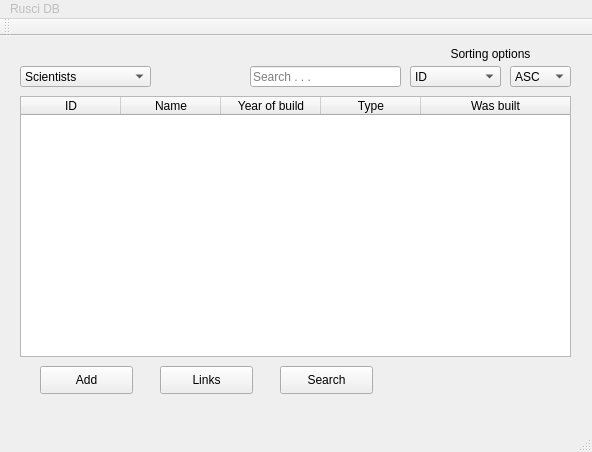
gudmundurb/H22, file mainwindow.ui: the form before one commit.
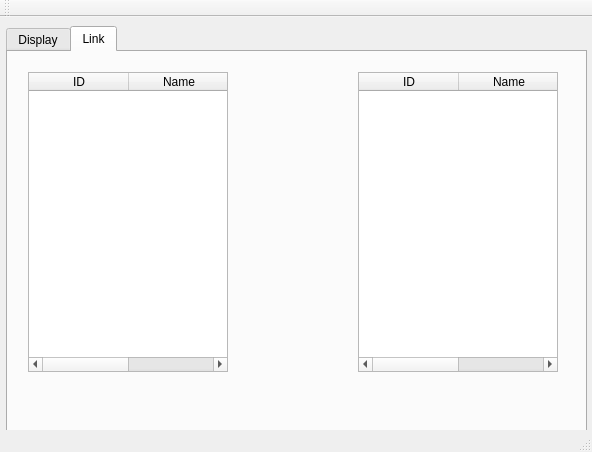
The form after the commit. Icons and pictures are not drawn.

Commit message: Ný síða link

Diff of the .ui file:
```diff
--- a/mainwindow.ui
+++ b/mainwindow.ui
@@ -24,118 +24,46 @@
     <normaloff>:/icons/computer2.png</normaloff>:/icons/computer2.png</iconset>
   </property>
   <widget class="QWidget" name="centralWidget">
-   <widget class="QPushButton" name="link_button">
+   <widget class="QTabWidget" name="tabWidget">
     <property name="geometry">
      <rect>
-      <x>160</x>
-      <y>330</y>
-      <width>93</width>
-      <height>28</height>
+      <x>6</x>
+      <y>9</y>
+      <width>581</width>
+      <height>411</height>
      </rect>
     </property>
-    <property name="text">
-     <string>Links</string>
+    <property name="toolTip">
+     <string>&lt;html&gt;&lt;head/&gt;&lt;body&gt;&lt;p&gt;Display information from the database.&lt;/p&gt;&lt;/body&gt;&lt;/html&gt;</string>
     </property>
-   </widget>
-   <widget class="QPushButton" name="add_button">
-    <property name="geometry">
-     <rect>
-      <x>40</x>
-      <y>330</y>
-      <width>93</width>
-      <height>28</height>
-     </rect>
+    <property name="currentIndex">
+     <number>1</number>
     </property>
-    <property name="text">
-     <string>Add</string>
-    </property>
-   </widget>
-   <widget class="QPushButton" name="search_button">
+    <widget class="QWidget" name="display_tab">
+     <attribute name="title">
+      <string>Display</string>
+     </attribute>
+     <widget class="QLabel" name="sort_label">
     <property name="geometry">
      <rect>
-      <x>280</x>
-      <y>330</y>
-      <width>93</width>
-      <height>28</height>
+        <x>400</x>
+        <y>20</y>
+        <width>161</width>
+        <height>16</height>
      </rect>
     </property>
     <property name="text">
-     <string>Search</string>
-    </property>
-   </widget>
-   <widget class="QTableWidget" name="scientist_table">
-    <property name="geometry">
-     <rect>
-      <x>20</x>
-      <y>60</y>
-      <width>551</width>
-      <height>261</height>
-     </rect>
-    </property>
-    <property name="font">
-     <font>
-      <weight>50</weight>
-      <bold>false</bold>
-     </font>
-    </property>
-    <property name="cursor" stdset="0">
-     <cursorShape>PointingHandCursor</cursorShape>
-    </property>
-    <property name="alternatingRowColors">
-     <bool>true</bool>
-    </property>
-    <property name="selectionBehavior">
-     <enum>QAbstractItemView::SelectRows</enum>
-    </property>
-    <property name="showGrid">
-     <bool>false</bool>
-    </property>
-    <property name="wordWrap">
-     <bool>false</bool>
-    </property>
-    <attribute name="horizontalHeaderShowSortIndicator" stdset="0">
-     <bool>false</bool>
-    </attribute>
-    <attribute name="horizontalHeaderStretchLastSection">
-     <bool>true</bool>
-    </attribute>
-    <attribute name="verticalHeaderVisible">
-     <bool>false</bool>
-    </attribute>
-    <attribute name="verticalHeaderStretchLastSection">
-     <bool>false</bool>
-    </attribute>
-    <column>
-     <property name="text">
-      <string>ID</string>
-     </property>
-    </column>
-    <column>
-     <property name="text">
-      <string>Name</string>
-     </property>
-    </column>
-    <column>
-     <property name="text">
-      <string>Year of birth</string>
-     </property>
-    </column>
-    <column>
-     <property name="text">
-      <string>Year of death</string>
-     </property>
-    </column>
-    <column>
-     <property name="text">
-      <string>Gender</string>
-     </property>
-    </column>
+       <string>Sorting options</string>
+      </property>
+      <property name="alignment">
+       <set>Qt::AlignCenter</set>
+      </property>
    </widget>
    <widget class="QComboBox" name="sort_combo_scientist">
     <property name="geometry">
      <rect>
-      <x>410</x>
-      <y>30</y>
+        <x>400</x>
+        <y>40</y>
       <width>91</width>
       <height>21</height>
      </rect>
@@ -166,11 +94,91 @@
      </property>
     </item>
    </widget>
+     <widget class="QTableWidget" name="computer_table">
+      <property name="geometry">
+       <rect>
+        <x>10</x>
+        <y>70</y>
+        <width>550</width>
+        <height>260</height>
+       </rect>
+      </property>
+      <property name="font">
+       <font>
+        <weight>50</weight>
+        <bold>false</bold>
+       </font>
+      </property>
+      <property name="cursor" stdset="0">
+       <cursorShape>PointingHandCursor</cursorShape>
+      </property>
+      <property name="contextMenuPolicy">
+       <enum>Qt::DefaultContextMenu</enum>
+      </property>
+      <property name="acceptDrops">
+       <bool>false</bool>
+      </property>
+      <property name="sizeAdjustPolicy">
+       <enum>QAbstractScrollArea::AdjustToContents</enum>
+      </property>
+      <property name="alternatingRowColors">
+       <bool>true</bool>
+      </property>
+      <property name="selectionBehavior">
+       <enum>QAbstractItemView::SelectRows</enum>
+      </property>
+      <property name="showGrid">
+       <bool>false</bool>
+      </property>
+      <property name="wordWrap">
+       <bool>true</bool>
+      </property>
+      <attribute name="horizontalHeaderShowSortIndicator" stdset="0">
+       <bool>false</bool>
+      </attribute>
+      <attribute name="horizontalHeaderStretchLastSection">
+       <bool>true</bool>
+      </attribute>
+      <attribute name="verticalHeaderVisible">
+       <bool>false</bool>
+      </attribute>
+      <attribute name="verticalHeaderMinimumSectionSize">
+       <number>19</number>
+      </attribute>
+      <attribute name="verticalHeaderStretchLastSection">
+       <bool>false</bool>
+      </attribute>
+      <column>
+       <property name="text">
+        <string notr="true">ID</string>
+       </property>
+      </column>
+      <column>
+       <property name="text">
+        <string>Name</string>
+       </property>
+      </column>
+      <column>
+       <property name="text">
+        <string>Year of build</string>
+       </property>
+      </column>
+      <column>
+       <property name="text">
+        <string>Type</string>
+       </property>
+      </column>
+      <column>
+       <property name="text">
+        <string>Was built</string>
+       </property>
+      </column>
+     </widget>
    <widget class="QLineEdit" name="search_text">
     <property name="geometry">
      <rect>
-      <x>250</x>
-      <y>30</y>
+        <x>240</x>
+        <y>40</y>
       <width>151</width>
       <height>21</height>
      </rect>
@@ -179,36 +187,11 @@
      <string>Search . . .</string>
     </property>
    </widget>
-   <widget class="QComboBox" name="display_table_combo">
-    <property name="geometry">
-     <rect>
-      <x>20</x>
-      <y>30</y>
-      <width>131</width>
-      <height>21</height>
-     </rect>
-    </property>
-    <item>
-     <property name="text">
-      <string>Scientists</string>
-     </property>
-    </item>
-    <item>
-     <property name="text">
-      <string>Computers</string>
-     </property>
-    </item>
-    <item>
-     <property name="text">
-      <string>Links</string>
-     </property>
-    </item>
-   </widget>
    <widget class="QComboBox" name="sort_combo_order">
     <property name="geometry">
      <rect>
-      <x>510</x>
-      <y>30</y>
+        <x>500</x>
+        <y>40</y>
       <width>61</width>
       <height>21</height>
      </rect>
@@ -224,82 +207,37 @@
      </property>
     </item>
    </widget>
-   <widget class="QTableWidget" name="computer_table">
+     <widget class="QPushButton" name="add_button">
     <property name="geometry">
      <rect>
-      <x>20</x>
-      <y>60</y>
-      <width>551</width>
-      <height>261</height>
-     </rect>
-    </property>
-    <property name="font">
-     <font>
-      <weight>50</weight>
-      <bold>false</bold>
-     </font>
-    </property>
-    <property name="cursor" stdset="0">
-     <cursorShape>PointingHandCursor</cursorShape>
-    </property>
-    <property name="sizeAdjustPolicy">
-     <enum>QAbstractScrollArea::AdjustToContents</enum>
-    </property>
-    <property name="alternatingRowColors">
-     <bool>true</bool>
-    </property>
-    <property name="selectionBehavior">
-     <enum>QAbstractItemView::SelectRows</enum>
-    </property>
-    <property name="showGrid">
-     <bool>false</bool>
-    </property>
-    <property name="wordWrap">
-     <bool>true</bool>
-    </property>
-    <attribute name="horizontalHeaderShowSortIndicator" stdset="0">
-     <bool>false</bool>
-    </attribute>
-    <attribute name="horizontalHeaderStretchLastSection">
-     <bool>true</bool>
-    </attribute>
-    <attribute name="verticalHeaderVisible">
-     <bool>false</bool>
-    </attribute>
-    <attribute name="verticalHeaderStretchLastSection">
-     <bool>false</bool>
-    </attribute>
-    <column>
+        <x>30</x>
+        <y>340</y>
+        <width>93</width>
+        <height>28</height>
+       </rect>
+      </property>
      <property name="text">
-      <string>ID</string>
-     </property>
-    </column>
-    <column>
-     <property name="text">
-      <string>Name</string>
-     </property>
-    </column>
-    <column>
+       <string>Add</string>
+      </property>
+     </widget>
+     <widget class="QPushButton" name="search_button">
+      <property name="geometry">
+       <rect>
+        <x>270</x>
+        <y>340</y>
+        <width>93</width>
+        <height>28</height>
+       </rect>
+      </property>
      <property name="text">
-      <string>Year of build</string>
-     </property>
-    </column>
-    <column>
-     <property name="text">
-      <string>Type</string>
-     </property>
-    </column>
-    <column>
-     <property name="text">
-      <string>Was built</string>
-     </property>
-    </column>
+       <string>Search</string>
+      </property>
    </widget>
    <widget class="QComboBox" name="sort_combo_computer">
     <property name="geometry">
      <rect>
-      <x>410</x>
-      <y>30</y>
+        <x>400</x>
+        <y>40</y>
       <width>91</width>
       <height>21</height>
      </rect>
@@ -330,54 +268,264 @@
      </property>
     </item>
    </widget>
-   <widget class="QLabel" name="sort_label">
+     <widget class="QPushButton" name="link_button">
     <property name="geometry">
      <rect>
-      <x>410</x>
-      <y>10</y>
-      <width>161</width>
-      <height>16</height>
+        <x>150</x>
+        <y>340</y>
+        <width>93</width>
+        <height>28</height>
      </rect>
     </property>
     <property name="text">
-     <string>Sorting options</string>
-    </property>
-    <property name="alignment">
-     <set>Qt::AlignCenter</set>
-    </property>
-   </widget>
-   <zorder>scientist_table</zorder>
-   <zorder>computer_table</zorder>
-   <zorder>link_button</zorder>
-   <zorder>add_button</zorder>
-   <zorder>search_button</zorder>
-   <zorder>sort_combo_scientist</zorder>
-   <zorder>search_text</zorder>
-   <zorder>display_table_combo</zorder>
-   <zorder>sort_combo_order</zorder>
-   <zorder>sort_combo_computer</zorder>
-   <zorder>sort_label</zorder>
-  </widget>
-  <widget class="QMenuBar" name="menuBar">
+       <string>Links</string>
+      </property>
+     </widget>
+     <widget class="QTableWidget" name="scientist_table">
+      <property name="geometry">
+       <rect>
+        <x>10</x>
+        <y>70</y>
+        <width>550</width>
+        <height>260</height>
+       </rect>
+      </property>
+      <property name="font">
+       <font>
+        <weight>50</weight>
+        <bold>false</bold>
+       </font>
+      </property>
+      <property name="cursor" stdset="0">
+       <cursorShape>PointingHandCursor</cursorShape>
+      </property>
+      <property name="contextMenuPolicy">
+       <enum>Qt::DefaultContextMenu</enum>
+      </property>
+      <property name="acceptDrops">
+       <bool>false</bool>
+      </property>
+      <property name="alternatingRowColors">
+       <bool>true</bool>
+      </property>
+      <property name="selectionBehavior">
+       <enum>QAbstractItemView::SelectRows</enum>
+      </property>
+      <property name="showGrid">
+       <bool>false</bool>
+      </property>
+      <property name="wordWrap">
+       <bool>false</bool>
+      </property>
+      <attribute name="horizontalHeaderShowSortIndicator" stdset="0">
+       <bool>false</bool>
+      </attribute>
+      <attribute name="horizontalHeaderStretchLastSection">
+       <bool>true</bool>
+      </attribute>
+      <attribute name="verticalHeaderVisible">
+       <bool>false</bool>
+      </attribute>
+      <attribute name="verticalHeaderMinimumSectionSize">
+       <number>19</number>
+      </attribute>
+      <attribute name="verticalHeaderStretchLastSection">
+       <bool>false</bool>
+      </attribute>
+      <column>
+       <property name="text">
+        <string>ID</string>
+       </property>
+      </column>
+      <column>
+       <property name="text">
+        <string>Name</string>
+       </property>
+      </column>
+      <column>
+       <property name="text">
+        <string>Year of birth</string>
+       </property>
+      </column>
+      <column>
+       <property name="text">
+        <string>Year of death</string>
+       </property>
+      </column>
+      <column>
+       <property name="text">
+        <string>Gender</string>
+       </property>
+      </column>
+     </widget>
+     <widget class="QComboBox" name="display_table_combo">
    <property name="geometry">
     <rect>
-     <x>0</x>
-     <y>0</y>
-     <width>592</width>
+        <x>10</x>
+        <y>40</y>
+        <width>131</width>
      <height>21</height>
     </rect>
    </property>
-   <widget class="QMenu" name="menuRusci_DB">
-    <property name="enabled">
+      <item>
+       <property name="text">
+        <string>Scientists</string>
+       </property>
+      </item>
+      <item>
+       <property name="text">
+        <string>Computers</string>
+       </property>
+      </item>
+      <item>
+       <property name="text">
+        <string>Links</string>
+       </property>
+      </item>
+     </widget>
+    </widget>
+    <widget class="QWidget" name="link_tab">
+     <attribute name="title">
+      <string>Link</string>
+     </attribute>
+     <widget class="QTableWidget" name="computer_table_link">
+      <property name="geometry">
+       <rect>
+        <x>350</x>
+        <y>20</y>
+        <width>200</width>
+        <height>300</height>
+       </rect>
+      </property>
+      <property name="font">
+       <font>
+        <weight>50</weight>
+        <bold>false</bold>
+       </font>
+      </property>
+      <property name="cursor" stdset="0">
+       <cursorShape>PointingHandCursor</cursorShape>
+      </property>
+      <property name="contextMenuPolicy">
+       <enum>Qt::DefaultContextMenu</enum>
+      </property>
+      <property name="acceptDrops">
      <bool>false</bool>
     </property>
-    <property name="title">
-     <string>Rusci DB</string>
-    </property>
-   </widget>
-   <addaction name="menuRusci_DB"/>
-  </widget>
-  <widget class="QToolBar" name="mainToolBar">
+      <property name="sizeAdjustPolicy">
+       <enum>QAbstractScrollArea::AdjustToContents</enum>
+      </property>
+      <property name="alternatingRowColors">
+       <bool>true</bool>
+      </property>
+      <property name="selectionBehavior">
+       <enum>QAbstractItemView::SelectRows</enum>
+      </property>
+      <property name="showGrid">
+       <bool>false</bool>
+      </property>
+      <property name="wordWrap">
+       <bool>true</bool>
+      </property>
+      <attribute name="horizontalHeaderShowSortIndicator" stdset="0">
+       <bool>false</bool>
+      </attribute>
+      <attribute name="horizontalHeaderStretchLastSection">
+       <bool>true</bool>
+      </attribute>
+      <attribute name="verticalHeaderVisible">
+       <bool>false</bool>
+      </attribute>
+      <attribute name="verticalHeaderMinimumSectionSize">
+       <number>19</number>
+      </attribute>
+      <attribute name="verticalHeaderStretchLastSection">
+       <bool>false</bool>
+      </attribute>
+      <column>
+       <property name="text">
+        <string notr="true">ID</string>
+       </property>
+      </column>
+      <column>
+       <property name="text">
+        <string>Name</string>
+       </property>
+      </column>
+     </widget>
+     <widget class="QTableWidget" name="scientist_table_link">
+      <property name="geometry">
+       <rect>
+        <x>20</x>
+        <y>20</y>
+        <width>200</width>
+        <height>300</height>
+       </rect>
+      </property>
+      <property name="font">
+       <font>
+        <weight>50</weight>
+        <bold>false</bold>
+       </font>
+      </property>
+      <property name="cursor" stdset="0">
+       <cursorShape>PointingHandCursor</cursorShape>
+      </property>
+      <property name="contextMenuPolicy">
+       <enum>Qt::DefaultContextMenu</enum>
+      </property>
+      <property name="acceptDrops">
+       <bool>false</bool>
+      </property>
+      <property name="sizeAdjustPolicy">
+       <enum>QAbstractScrollArea::AdjustToContents</enum>
+      </property>
+      <property name="alternatingRowColors">
+       <bool>true</bool>
+      </property>
+      <property name="selectionBehavior">
+       <enum>QAbstractItemView::SelectRows</enum>
+      </property>
+      <property name="showGrid">
+       <bool>false</bool>
+      </property>
+      <property name="wordWrap">
+       <bool>true</bool>
+      </property>
+      <attribute name="horizontalHeaderShowSortIndicator" stdset="0">
+       <bool>false</bool>
+      </attribute>
+      <attribute name="horizontalHeaderStretchLastSection">
+       <bool>true</bool>
+      </attribute>
+      <attribute name="verticalHeaderVisible">
+       <bool>false</bool>
+      </attribute>
+      <attribute name="verticalHeaderMinimumSectionSize">
+       <number>19</number>
+      </attribute>
+      <attribute name="verticalHeaderStretchLastSection">
+       <bool>false</bool>
+      </attribute>
+      <column>
+       <property name="text">
+        <string notr="true">ID</string>
+       </property>
+      </column>
+      <column>
+       <property name="text">
+        <string>Name</string>
+       </property>
+      </column>
+     </widget>
+    </widget>
+   </widget>
+  </widget>
+  <widget class="QStatusBar" name="statusBar"/>
+  <widget class="QToolBar" name="toolBar">
+   <property name="windowTitle">
+    <string>toolBar</string>
+   </property>
    <attribute name="toolBarArea">
     <enum>TopToolBarArea</enum>
    </attribute>
@@ -385,7 +533,6 @@
     <bool>false</bool>
    </attribute>
   </widget>
-  <widget class="QStatusBar" name="statusBar"/>
  </widget>
  <layoutdefault spacing="6" margin="11"/>
  <resources>
```
Lines whose indentation alone changed are shown as unchanged. The commit also changes 2 other files.
